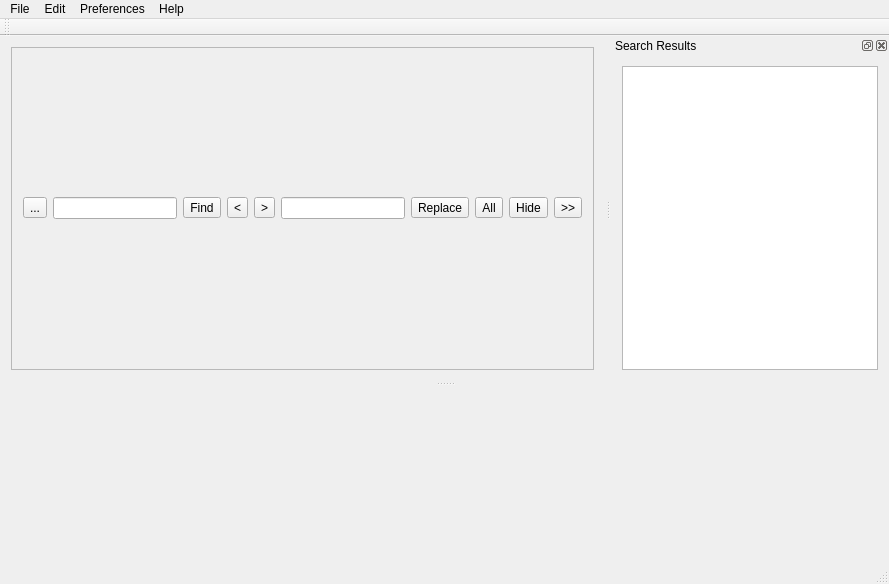
This is mainwindow.ui in ic005k/Xplist as Qt 5 draws it before an edit. The edited form follows.
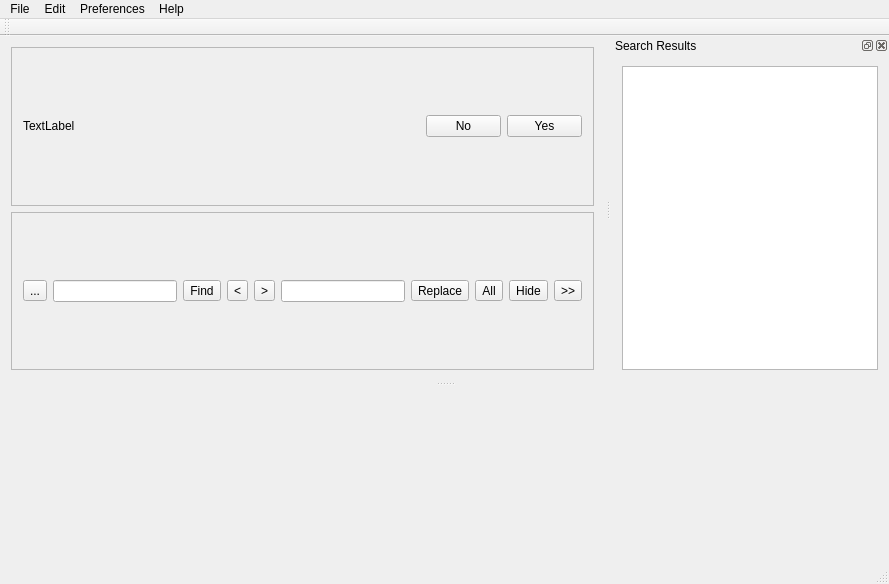
This is the edited form. Icons and pictures are not drawn.

```diff
--- a/mainwindow.ui
+++ b/mainwindow.ui
@@ -30,8 +30,59 @@
    <locale language="English" country="UnitedStates"/>
   </property>
   <widget class="QWidget" name="centralWidget">
-   <layout class="QGridLayout" name="gridLayout_6">
+   <layout class="QGridLayout" name="gridLayout_2">
     <item row="0" column="0">
+     <widget class="QFrame" name="frameTip">
+      <property name="frameShape">
+       <enum>QFrame::StyledPanel</enum>
+      </property>
+      <property name="frameShadow">
+       <enum>QFrame::Raised</enum>
+      </property>
+      <layout class="QGridLayout" name="gridLayout_14">
+       <property name="topMargin">
+        <number>0</number>
+       </property>
+       <property name="bottomMargin">
+        <number>0</number>
+       </property>
+       <item row="0" column="0">
+        <widget class="QLabel" name="lblFileName">
+         <property name="text">
+          <string>TextLabel</string>
+         </property>
+        </widget>
+       </item>
+       <item row="0" column="1">
+        <widget class="QPushButton" name="btnNo">
+         <property name="maximumSize">
+          <size>
+           <width>75</width>
+           <height>16777215</height>
+          </size>
+         </property>
+         <property name="text">
+          <string>No</string>
+         </property>
+        </widget>
+       </item>
+       <item row="0" column="2">
+        <widget class="QPushButton" name="btnYes">
+         <property name="maximumSize">
+          <size>
+           <width>75</width>
+           <height>16777215</height>
+          </size>
+         </property>
+         <property name="text">
+          <string>Yes</string>
+         </property>
+        </widget>
+       </item>
+      </layout>
+     </widget>
+    </item>
+    <item row="1" column="0">
      <widget class="QFrame" name="frame">
       <property name="frameShape">
        <enum>QFrame::StyledPanel</enum>
@@ -129,7 +180,7 @@
       </layout>
      </widget>
     </item>
-    <item row="1" column="0">
+    <item row="2" column="0">
      <layout class="QGridLayout" name="gridLayout"/>
     </item>
    </layout>
```
